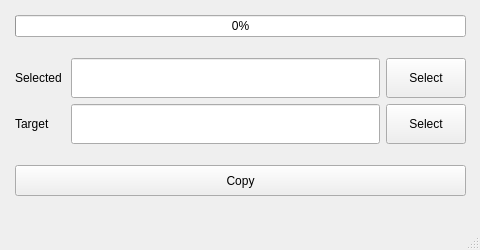
This is resources/ui/app_window.ui in komastar-photo/PhotoSelector as Qt 5 draws it before an edit. The edited form follows.
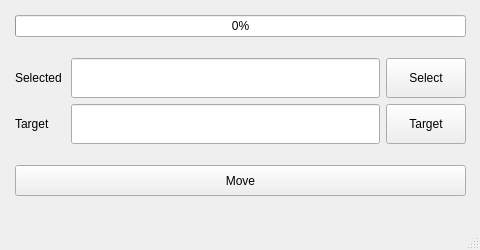
This is the edited form.

Diff of the .ui file:
```diff
--- a/resources/ui/app_window.ui
+++ b/resources/ui/app_window.ui
@@ -237,7 +237,7 @@
           </sizepolicy>
          </property>
          <property name="text">
-          <string>Select</string>
+          <string>Target</string>
          </property>
         </widget>
        </item>
@@ -272,7 +272,7 @@
           </sizepolicy>
          </property>
          <property name="text">
-          <string>Copy</string>
+          <string>Move</string>
          </property>
         </widget>
        </item>
```
